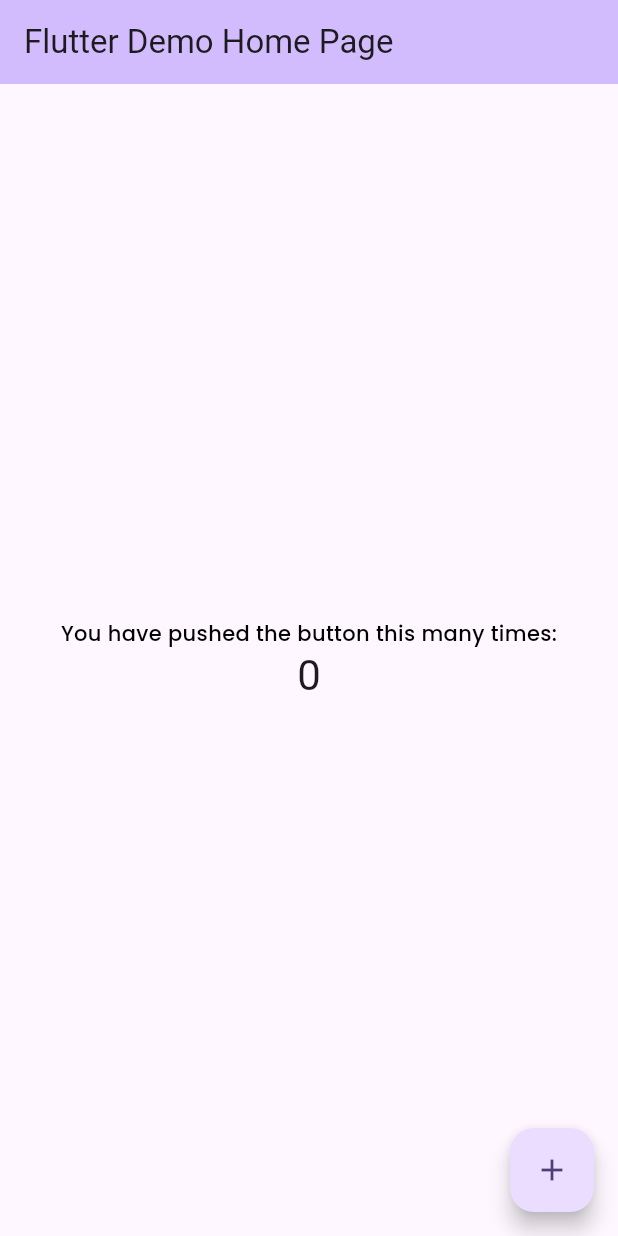
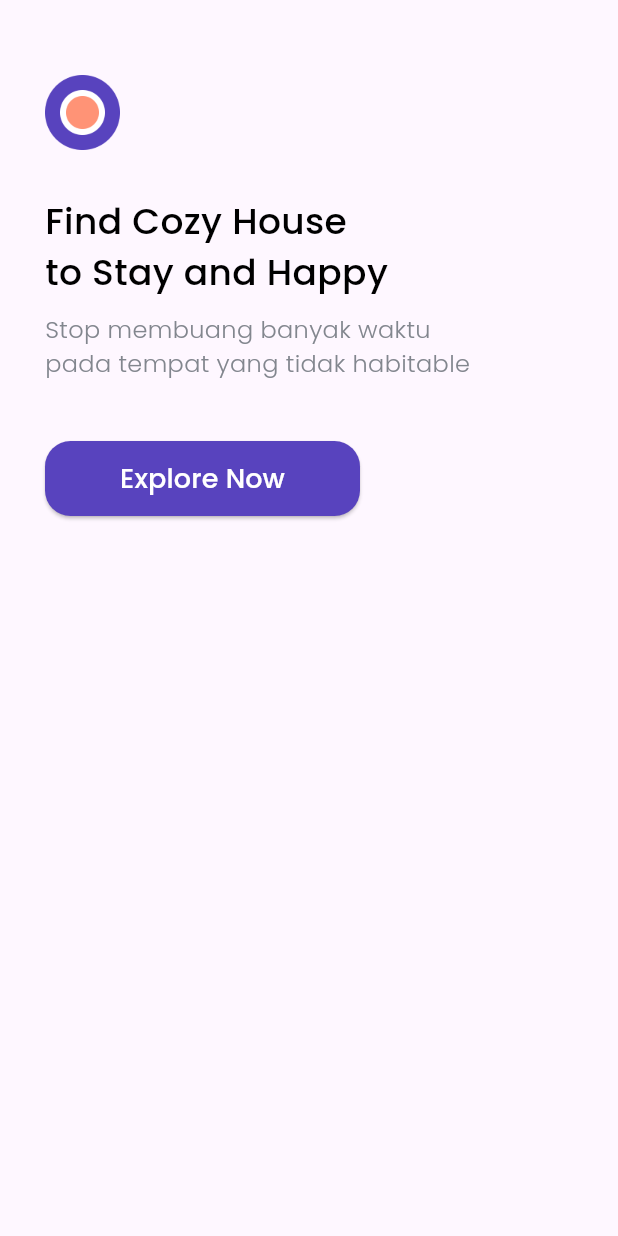
Before and after one commit to prasetyodidi/flutter-find-house-app, a Flutter app: the screen it shows after launch, on a phone screen of 412 x 824 dp. Run offline on Flutter 3.47's test engine with Material 3 defaults, Android fonts, the phone set to English and light mode, and no system bars; our stand-ins replace google_fonts.

Commit message:
feat: splash header

```diff
--- a/lib/main.dart
+++ b/lib/main.dart
@@ -1,127 +1,15 @@
-import 'package:bwa_cozy/theme.dart';
+import 'package:bwa_cozy/pages/splash_page.dart';
 import 'package:flutter/material.dart';
 
 void main() {
-  runApp(const MyApp());
+  runApp(MyApp());
 }
 
 class MyApp extends StatelessWidget {
-  const MyApp({super.key});
-
-  // This widget is the root of your application.
   @override
   Widget build(BuildContext context) {
     return MaterialApp(
-      title: 'Flutter Demo',
-      theme: ThemeData(
-        // This is the theme of your application.
-        //
-        // TRY THIS: Try running your application with "flutter run". You'll see
-        // the application has a purple toolbar. Then, without quitting the app,
-        // try changing the seedColor in the colorScheme below to Colors.green
-        // and then invoke "hot reload" (save your changes or press the "hot
-        // reload" button in a Flutter-supported IDE, or press "r" if you used
-        // the command line to start the app).
-        //
-        // Notice that the counter didn't reset back to zero; the application
-        // state is not lost during the reload. To reset the state, use hot
-        // restart instead.
-        //
-        // This works for code too, not just values: Most code changes can be
-        // tested with just a hot reload.
-        colorScheme: ColorScheme.fromSeed(seedColor: Colors.deepPurple),
-        useMaterial3: true,
-      ),
-      home: const MyHomePage(title: 'Flutter Demo Home Page'),
+      home: SplashPage(),
     );
   }
 }
-
-class MyHomePage extends StatefulWidget {
-  const MyHomePage({super.key, required this.title});
-
-  // This widget is the home page of your application. It is stateful, meaning
-  // that it has a State object (defined below) that contains fields that affect
-  // how it looks.
-
-  // This class is the configuration for the state. It holds the values (in this
-  // case the title) provided by the parent (in this case the App widget) and
-  // used by the build method of the State. Fields in a Widget subclass are
-  // always marked "final".
-
-  final String title;
-
-  @override
-  State<MyHomePage> createState() => _MyHomePageState();
-}
-
-class _MyHomePageState extends State<MyHomePage> {
-  int _counter = 0;
-
-  void _incrementCounter() {
-    setState(() {
-      // This call to setState tells the Flutter framework that something has
-      // changed in this State, which causes it to rerun the build method below
-      // so that the display can reflect the updated values. If we changed
-      // _counter without calling setState(), then the build method would not be
-      // called again, and so nothing would appear to happen.
-      _counter++;
-    });
-  }
-
-  @override
-  Widget build(BuildContext context) {
-    // This method is rerun every time setState is called, for instance as done
-    // by the _incrementCounter method above.
-    //
-    // The Flutter framework has been optimized to make rerunning build methods
-    // fast, so that you can just rebuild anything that needs updating rather
-    // than having to individually change instances of widgets.
-    return Scaffold(
-      appBar: AppBar(
-        // TRY THIS: Try changing the color here to a specific color (to
-        // Colors.amber, perhaps?) and trigger a hot reload to see the AppBar
-        // change color while the other colors stay the same.
-        backgroundColor: Theme.of(context).colorScheme.inversePrimary,
-        // Here we take the value from the MyHomePage object that was created by
-        // the App.build method, and use it to set our appbar title.
-        title: Text(widget.title),
-      ),
-      body: Center(
-        // Center is a layout widget. It takes a single child and positions it
-        // in the middle of the parent.
-        child: Column(
-          // Column is also a layout widget. It takes a list of children and
-          // arranges them vertically. By default, it sizes itself to fit its
-          // children horizontally, and tries to be as tall as its parent.
-          //
-          // Column has various properties to control how it sizes itself and
-          // how it positions its children. Here we use mainAxisAlignment to
-          // center the children vertically; the main axis here is the vertical
-          // axis because Columns are vertical (the cross axis would be
-          // horizontal).
-          //
-          // TRY THIS: Invoke "debug painting" (choose the "Toggle Debug Paint"
-          // action in the IDE, or press "p" in the console), to see the
-          // wireframe for each widget.
-          mainAxisAlignment: MainAxisAlignment.center,
-          children: <Widget>[
-            Text(
-              'You have pushed the button this many times:',
-              style: blackTextStyle,
-            ),
-            Text(
-              '$_counter',
-              style: Theme.of(context).textTheme.headlineMedium,
-            ),
-          ],
-        ),
-      ),
-      floatingActionButton: FloatingActionButton(
-        onPressed: _incrementCounter,
-        tooltip: 'Increment',
-        child: const Icon(Icons.add),
-      ), // This trailing comma makes auto-formatting nicer for build methods.
-    );
-  }
-}
--- /dev/null
+++ b/lib/pages/splash_page.dart
@@ -0,0 +1,46 @@
+import 'package:bwa_cozy/theme.dart';
+import 'package:flutter/material.dart';
+
+class SplashPage extends StatelessWidget {
+  @override
+  Widget build(BuildContext context) {
+    return Scaffold(
+      body: SafeArea(
+          child: Padding(
+        padding: EdgeInsets.only(top: 50, left: 30),
+        child: Column(
+          crossAxisAlignment: CrossAxisAlignment.start,
+          children: [
+            Container(
+              height: 50,
+              width: 50,
+              decoration: BoxDecoration(
+                  image: DecorationImage(image: AssetImage('assets/logo.png'))),
+            ),
+            SizedBox(height: 30),
+            Text('Find Cozy House\nto Stay and Happy',
+                style: blackTextStyle.copyWith(fontSize: 24)),
+            SizedBox(height: 10),
+            Text('Stop membuang banyak waktu\npada tempat yang tidak habitable',
+                style: greyTextStyle.copyWith(fontSize: 16)),
+            SizedBox(height: 40),
+            Container(
+              width: 210,
+              height: 50,
+              child: ElevatedButton(
+                child: Text('Explore Now', style: whiteTextStyle.copyWith(fontSize: 18)),
+                onPressed: () {},
+                style: ElevatedButton.styleFrom(
+                    shape: RoundedRectangleBorder(
+                        borderRadius: BorderRadius.circular(17)
+                      ),
+                    backgroundColor: purpleColor
+                  ),
+              ),
+            )
+          ],
+        ),
+      )),
+    );
+  }
+}
--- a/lib/theme.dart
+++ b/lib/theme.dart
@@ -19,7 +19,7 @@ TextStyle whiteTextStyle = GoogleFonts.poppins(
 
 TextStyle greyTextStyle = GoogleFonts.poppins(
   fontWeight: FontWeight.w300, // light
-  color: whiteColor,
+  color: greyColor,
 );
 
 TextStyle purpleTextStyle = GoogleFonts.poppins(
--- a/pubspec.yaml
+++ b/pubspec.yaml
@@ -52,9 +52,8 @@ flutter:
   # the material Icons class.
   uses-material-design: true
   # To add assets to your application, add an assets section, like this:
-  # assets:
-  #   - images/a_dot_burr.jpeg
-  #   - images/a_dot_ham.jpeg
+  assets:
+    - assets/
   # An image asset can refer to one or more resolution-specific "variants", see
   # https://flutter.dev/assets-and-images/#resolution-aware
   # For details regarding adding assets from package dependencies, see
```
Also changed, not shown: 1 other file.
